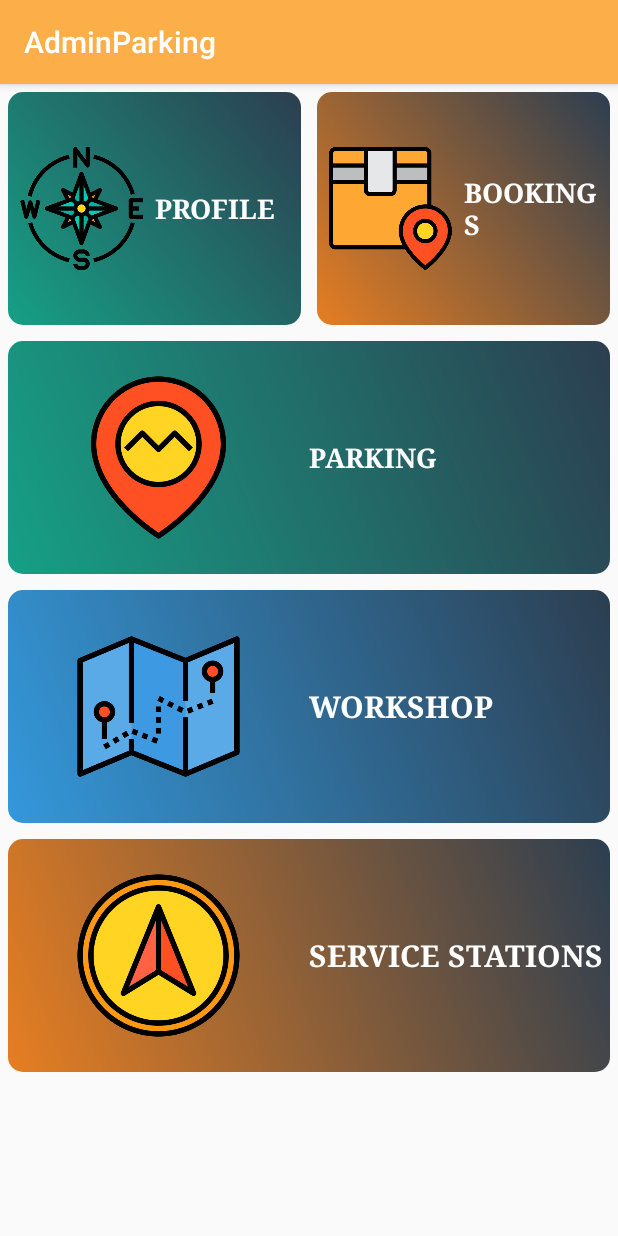
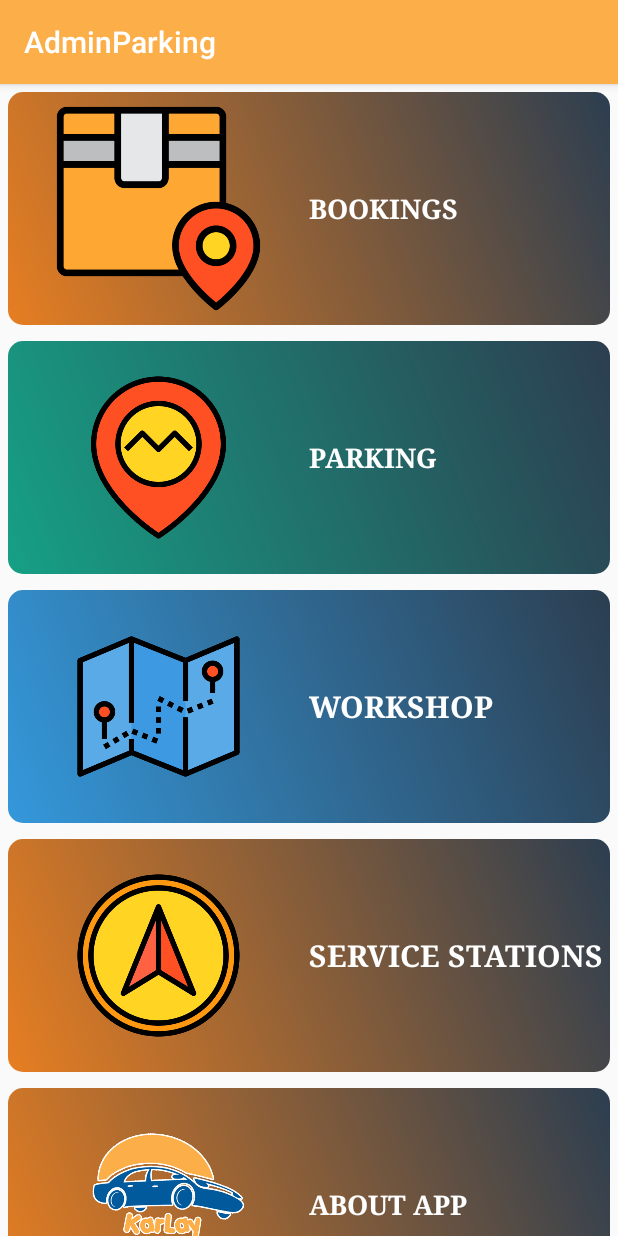
Before and after one commit to Raafay76642/BussinessParter, an Android app: the screen it shows after launch once a user with an empty profile is signed in (Home), on a phone screen of 412 x 824 dp. Run offline under Robolectric (Android 15) with nearby library versions, the phone set to English and light mode, and no system bars; our stand-ins replace Firebase (no records; nobody signed in at launch, a user with empty details on screens opened directly).

Commit message:
9/16/2020 10:12PM

```diff
--- a/app/src/main/AndroidManifest.xml
+++ b/app/src/main/AndroidManifest.xml
@@ -16,7 +16,8 @@
         android:roundIcon="@mipmap/ic_launcher_round"
         android:supportsRtl="true"
         android:theme="@style/AppTheme">
-        <activity android:name=".Bookings"></activity>
+        <activity android:name=".AboutApp"></activity>
+        <activity android:name=".Bookings" />
         <activity android:name=".VerifyCode" />
         <activity android:name=".Signup" />
         <activity android:name=".dropLocation" />
--- a/app/src/main/res/layout/activity_home.xml
+++ b/app/src/main/res/layout/activity_home.xml
@@ -16,36 +16,7 @@
                 android:layout_width="match_parent"
                 android:layout_height="wrap_content"
                 android:orientation="horizontal">
-                <LinearLayout
-                    android:layout_width="match_parent"
-                    android:layout_height="wrap_content"
-                    android:orientation="horizontal"
-                    android:background="@drawable/layoutgreenround"
-                    android:layout_weight="1"
-                    android:layout_margin="5dp"
-                    android:id="@+id/profile"
-                    >
 
-                    <ImageView
-                        android:layout_width="match_parent"
-                        android:layout_height="155dp"
-                        android:layout_weight="1"
-                        android:padding="5dp"
-                        android:src="@drawable/profile"/>
-
-                    <TextView
-                        android:layout_width="match_parent"
-                        android:layout_height="wrap_content"
-                        android:layout_gravity="center"
-                        android:layout_weight="1"
-                        android:fontFamily="serif"
-                        android:text="Profile"
-                        android:textAllCaps="true"
-                        android:textColor="@android:color/background_light"
-                        android:textSize="18sp"
-                        android:textStyle="bold"
-                        />
-                </LinearLayout>
                 <LinearLayout
                     android:layout_width="match_parent"
                     android:layout_height="wrap_content"
@@ -176,6 +147,67 @@
                     android:textStyle="bold"
                     />
             </LinearLayout>
+
+            <LinearLayout
+                android:layout_width="match_parent"
+                android:layout_height="wrap_content"
+                android:orientation="horizontal"
+                android:background="@drawable/layoutroundorange"
+                android:layout_weight="1"
+                android:layout_margin="5dp"
+                android:onClick="openabout"
+                >
+
+                <ImageView
+                    android:layout_width="match_parent"
+                    android:layout_height="155dp"
+                    android:layout_weight="1"
+                    android:padding="5dp"
+                    android:src="@drawable/logo"/>
+
+                <TextView
+                    android:layout_width="match_parent"
+                    android:layout_height="wrap_content"
+                    android:layout_gravity="center"
+                    android:layout_weight="1"
+                    android:fontFamily="serif"
+                    android:text="About App"
+                    android:textAllCaps="true"
+                    android:textColor="@android:color/background_light"
+                    android:textSize="18sp"
+                    android:textStyle="bold"
+                    />
+            </LinearLayout>
+            <LinearLayout
+                android:layout_width="match_parent"
+                android:layout_height="wrap_content"
+                android:orientation="horizontal"
+                android:background="@drawable/layoutroundorange"
+                android:layout_weight="1"
+                android:layout_margin="5dp"
+                android:onClick="logout"
+                >
+
+                <ImageView
+                    android:layout_width="match_parent"
+                    android:layout_height="155dp"
+                    android:layout_weight="1"
+                    android:padding="5dp"
+                    android:src="@drawable/profile"/>
+
+                <TextView
+                    android:layout_width="match_parent"
+                    android:layout_height="wrap_content"
+                    android:layout_gravity="center"
+                    android:layout_weight="1"
+                    android:fontFamily="serif"
+                    android:text="logout"
+                    android:textAllCaps="true"
+                    android:textColor="@android:color/background_light"
+                    android:textSize="18sp"
+                    android:textStyle="bold"
+                    />
+            </LinearLayout>
         </LinearLayout>
     </ScrollView>
 </LinearLayout>
```
Also changed, not shown: app/src/main/java/com/example/adminparking/AboutApp.java (added, +14 -0 lines), app/src/main/java/com/example/adminparking/Home.java (+8 -1 lines), app/src/main/res/layout/activity_about_app.xml (added, +14 -0 lines).
